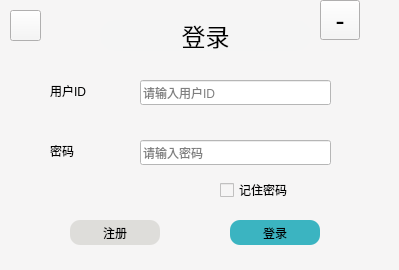
Before: the Qt Designer form client/ui/logindialog.ui in pechpo/What-s-up, drawn with Qt 5.
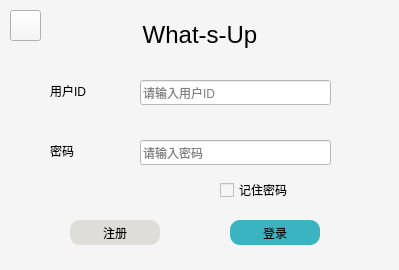
After: the same form once the commit is applied. Icons and pictures are not drawn.

What changed in the file:
```diff
--- a/client/ui/logindialog.ui
+++ b/client/ui/logindialog.ui
@@ -34,10 +34,10 @@
    <widget class="QLabel" name="label">
     <property name="geometry">
      <rect>
-      <x>100</x>
+      <x>95</x>
       <y>20</y>
-      <width>211</width>
-      <height>31</height>
+      <width>210</width>
+      <height>30</height>
      </rect>
     </property>
     <property name="font">
@@ -50,7 +50,7 @@
 background-color: rgb(245, 245, 245);</string>
     </property>
     <property name="text">
-     <string>登录</string>
+     <string>What-s-Up</string>
     </property>
     <property name="alignment">
      <set>Qt::AlignCenter</set>
@@ -191,24 +191,6 @@
      <string/>
     </property>
    </widget>
-   <widget class="QToolButton" name="minimizeButton">
-    <property name="geometry">
-     <rect>
-      <x>320</x>
-      <y>0</y>
-      <width>40</width>
-      <height>40</height>
-     </rect>
-    </property>
-    <property name="font">
-     <font>
-      <pointsize>20</pointsize>
-     </font>
-    </property>
-    <property name="text">
-     <string>-</string>
-    </property>
-   </widget>
    <widget class="QPushButton" name="ConnectionButton">
     <property name="geometry">
      <rect>
```
Left out of the diff: 4 changed lines with no effect on the pictures.
